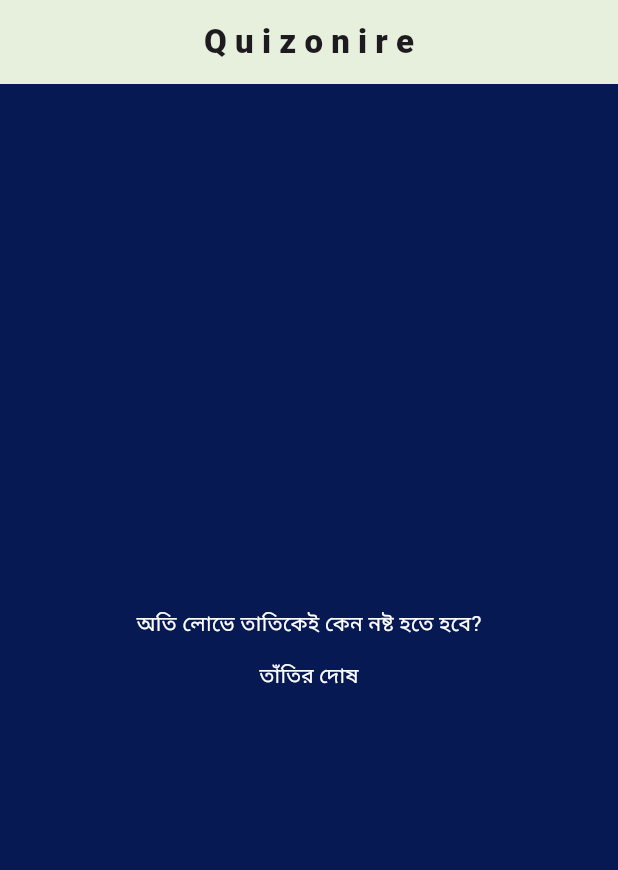
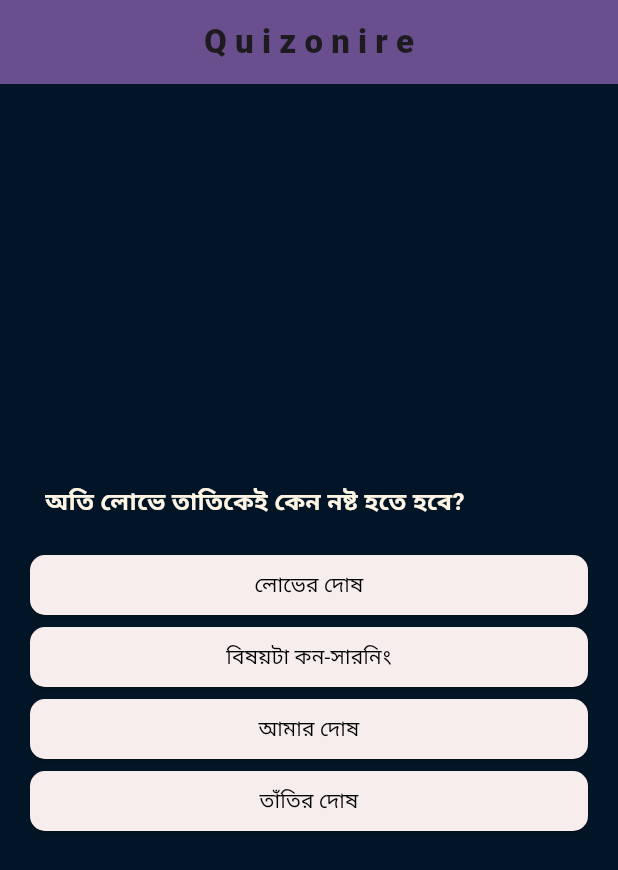
Before and after one commit to Sayem-Ahmed-Shayeed/Quizonire., a Flutter app: the screen it shows after launch, after a tap on "S t a r t", on a phone screen of 412 x 824 dp. Shown: the top 870 px of the screen. Run offline on Flutter 3.47's test engine with Material 3 defaults, Android fonts, the phone set to English and light mode, and no system bars.

Commit message:
Final Commit

```diff
--- a/lib/colors.dart
+++ b/lib/colors.dart
@@ -1,6 +1,11 @@
 import 'package:flutter/material.dart';
 
-const deepBlue = Color(0xff071952); //used for background
-const chromeWhite = Color(0xffE7F0DC); //used for appbarColor
+const deepBlue = Color(0xff021526); //used for background
+const chromeWhite = Color(0xff694F8E); //used for appbarColor
 const transparentWhite = Color.fromARGB(
-    40, 255, 255, 255); // used for making the opacity of the image less
+  40,
+  255,
+  255,
+  255,
+); // used for making the opacity of the image less
+const buttonColor = Color(0xffF8EDED);
--- a/lib/curr_page.dart
+++ b/lib/curr_page.dart
@@ -2,7 +2,11 @@ import 'package:flutter/material.dart';
 import 'package:quizonire_app/appbar.dart';
 import 'package:quizonire_app/colors.dart';
 import 'package:quizonire_app/first_page.dart';
+import 'package:quizonire_app/questions.dart';
 import 'package:quizonire_app/quiz_page.dart';
+import 'package:quizonire_app/summary_page.dart';
+
+List<String> chosenAnswer = [];
 
 class CurrPage extends StatefulWidget {
   const CurrPage({super.key});
@@ -14,11 +18,28 @@ class CurrPage extends StatefulWidget {
 }
 
 class _CurrPage extends State<CurrPage> {
+  dynamic screenWidget;
   var activeScreen = 'firstPage';
-  dynamic screenWidget;
 
   void shiftToQuestionPage() {
     setState(() {
+      activeScreen = 'questionPage';
+    });
+  }
+
+  void addAnswer(String selectedAnswer) {
+    chosenAnswer.add(selectedAnswer);
+    setState(() {
+      if (chosenAnswer.length == questions.length) {
+        activeScreen = 'summaryPage';
+      }
+    });
+  }
+
+  void restartQuiz() {
+    setState(() {
+      chosenAnswer = [];
+      currQuestionIndex = 0;
       activeScreen = 'questionPage';
     });
   }
@@ -28,7 +49,11 @@ class _CurrPage extends State<CurrPage> {
     if (activeScreen == 'firstPage') {
       screenWidget = FirstPage(shiftToQuestionPage: shiftToQuestionPage);
     } else if (activeScreen == 'questionPage') {
-      screenWidget = const QuizPage();
+      screenWidget = QuizPage(addAnswer: addAnswer);
+    } else if (activeScreen == 'summaryPage') {
+      screenWidget = SummaryPage2(
+        onRestart: restartQuiz,
+      );
     }
     return MaterialApp(
       debugShowCheckedModeBanner: false,
--- a/lib/question_blueprint.dart
+++ b/lib/question_blueprint.dart
@@ -1,6 +1,12 @@
 class Question {
-  Question({required this.question, required this.answers});
+  const Question({required this.question, required this.answers});
 
   final String question;
   final List<String> answers;
+
+  List<String> getShuffledList() {
+    List<String> shuffledAnswer = List.of(answers);
+    shuffledAnswer.shuffle();
+    return shuffledAnswer;
+  }
 }
--- a/lib/question_buttons.dart
+++ b/lib/question_buttons.dart
@@ -1,29 +1,33 @@
 import 'package:flutter/material.dart';
-import 'package:quizonire_app/questions.dart';
-import 'package:quizonire_app/quiz_page.dart';
+import 'package:quizonire_app/colors.dart';
 
-class QuestionButtons extends StatefulWidget {
-  const QuestionButtons({super.key});
+class QuestionButtons extends StatelessWidget {
+  const QuestionButtons({
+    super.key,
+    required this.currAnswer,
+    required this.onTap,
+  });
 
-  @override
-  State<QuestionButtons> createState() {
-    return _QuestionButtons();
-  }
-}
-
-class _QuestionButtons extends State<QuestionButtons> {
-  //declare variables & functions her
+  final String currAnswer;
+  final void Function() onTap;
 
   @override
   Widget build(BuildContext context) {
-    //logic here
-    return TextButton(
-      onPressed: () {},
+    return ElevatedButton(
+      style: ElevatedButton.styleFrom(
+        backgroundColor: buttonColor,
+        shape: const RoundedRectangleBorder(
+          borderRadius: BorderRadius.all(Radius.circular(10)),
+        ),
+      ),
+      onPressed: onTap,
       child: Text(
-        questions[currQuestionIndex].answers[0],
+        currAnswer,
         style: const TextStyle(
-          color: Colors.white,
+          color: Colors.black,
+          fontWeight: FontWeight.w400,
         ),
+        textAlign: TextAlign.center,
       ),
     );
   }
--- a/lib/questions.dart
+++ b/lib/questions.dart
@@ -1,6 +1,33 @@
 import 'package:quizonire_app/question_blueprint.dart';
 
-final questions = [
+const questions = [
+  Question(
+    question: 'অতি লোভে তাতিকেই কেন নষ্ট হতে হবে?',
+    answers: [
+      'তাঁতির দোষ',
+      'লোভের দোষ',
+      'আমার দোষ',
+      'বিষয়টা কন-সারনিং',
+    ],
+  ),
+  Question(
+    question: 'সোজা আঙ্গুলে ঘি কেন ঊঠে না? ',
+    answers: [
+      'ঘির দোষ',
+      'আঙ্গুলের দোষ',
+      'আমার দোষ',
+      'বিষয়টা কন-সারনিং',
+    ],
+  ),
+  Question(
+    question: 'আপনার জীবনে সুখ কেন নেই',
+    answers: [
+      'গফ নেই তাই',
+      'স্বজন হারানোর বেদনায়',
+      'ভেবে দেখতে হবে',
+      'বেশি ডেলুলু তাই',
+    ],
+  ),
   Question(
     question: 'অতি লোভে তাতিকেই কেন নষ্ট হতে হবে?',
     answers: [
--- a/lib/quiz_page.dart
+++ b/lib/quiz_page.dart
@@ -3,9 +3,12 @@ import 'package:quizonire_app/question_buttons.dart';
 import 'package:quizonire_app/questions.dart';
 
 var currQuestionIndex = 0;
+const space = SizedBox(height: 20); //spaces between the buttons
 
 class QuizPage extends StatefulWidget {
-  const QuizPage({super.key});
+  const QuizPage({super.key, required this.addAnswer});
+
+  final void Function(String answer) addAnswer;
 
   @override
   State<StatefulWidget> createState() {
@@ -14,22 +17,46 @@ class QuizPage extends StatefulWidget {
 }
 
 class _QuizPageState extends State<QuizPage> {
-  var currQuestion = questions[currQuestionIndex];
+  void onTap(String selectedAnswer) {
+    widget.addAnswer(selectedAnswer);
+    if (currQuestionIndex < questions.length - 1) {
+      setState(() {
+        currQuestionIndex++;
+      });
+    }
+  }
 
   @override
   Widget build(BuildContext context) {
+    var currQuestion = questions[currQuestionIndex];
     return Center(
+      child: Container(
+        margin: const EdgeInsets.all(20),
         child: Column(
+          crossAxisAlignment: CrossAxisAlignment.stretch,
           mainAxisAlignment: MainAxisAlignment.center,
           children: [
-          Text(
+            Container(
+              margin: const EdgeInsets.only(left: 10),
+              child: Text(
                 currQuestion.question,
                 style: const TextStyle(
-              color: Colors.white,
+                    color: Color(0xffFFF5E4),
+                    fontSize: 16,
+                    fontWeight: FontWeight.w600),
               ),
             ),
-          const QuestionButtons(),
+            space,
+            ...currQuestion.getShuffledList().map((randomAnswer) {
+              return QuestionButtons(
+                currAnswer: randomAnswer,
+                onTap: () {
+                  onTap(randomAnswer);
+                },
+              );
+            }),
           ],
+        ),
       ),
     );
   }
```
Also changed, not shown: lib/summary_page.dart (added, +114 -0 lines). Lines whose indentation alone changed are shown as unchanged.
